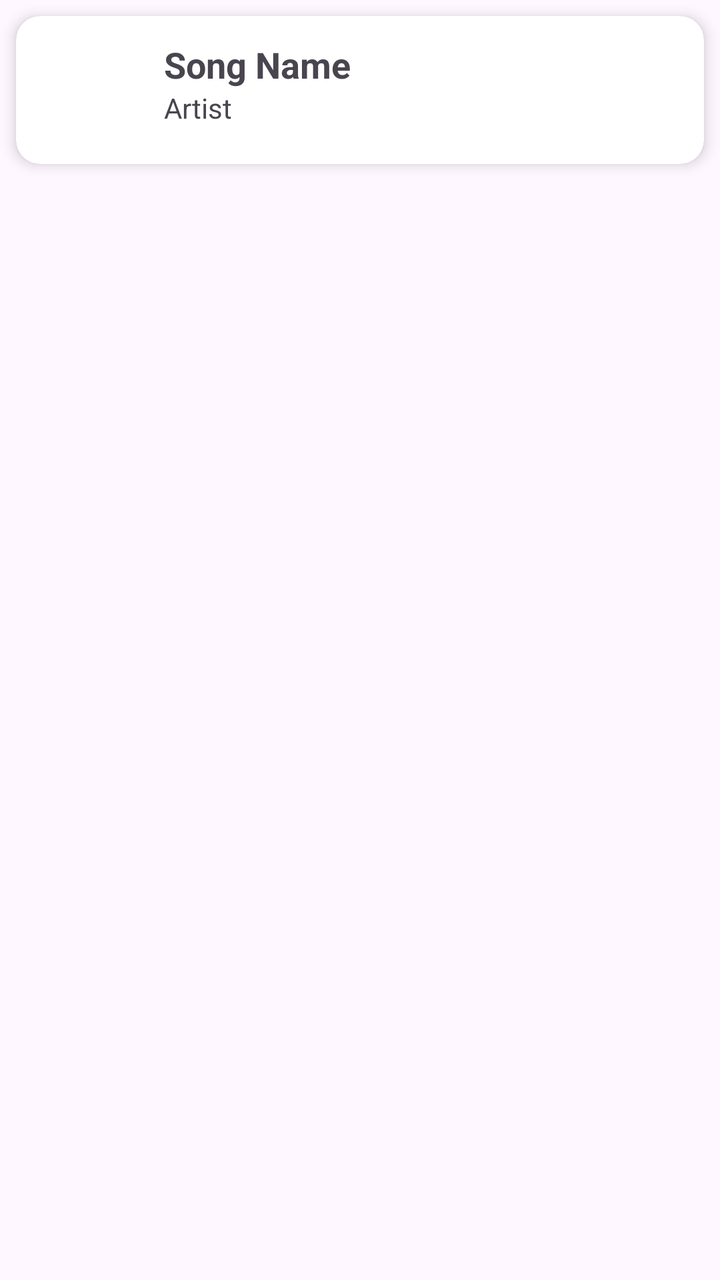
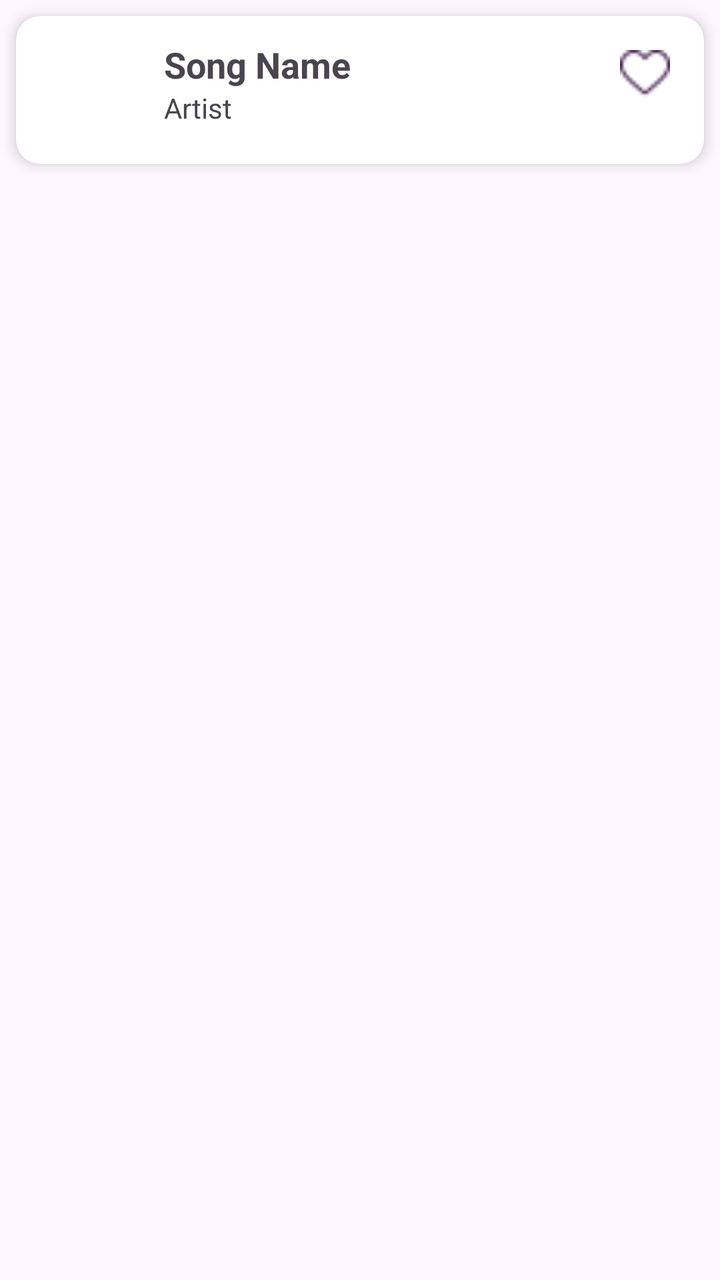

Two renders of the same Android screen: before a commit and after it. Below are the layout's source before the change and the commit's diff.
<!-- AndroidManifest.xml: application theme Theme.MyApplication -->
<!-- res/layout/item_audio.xml -->
<?xml version="1.0" encoding="utf-8"?>
<LinearLayout xmlns:android="http://schemas.android.com/apk/res/android"
    android:layout_width="match_parent"
    android:layout_height="wrap_content"
    xmlns:app="http://schemas.android.com/apk/res-auto"
    android:orientation="vertical">
    <androidx.cardview.widget.CardView

        android:layout_width="match_parent"
        android:layout_height="wrap_content"
        android:layout_margin="8dp"
        app:cardCornerRadius="12dp"
        app:cardElevation="4dp">

        <LinearLayout
            android:layout_width="match_parent"
            android:layout_height="wrap_content"
            android:orientation="horizontal"
            android:padding="12dp">

            <ImageView
                android:id="@+id/audioIcon"
                android:layout_width="50dp"
                android:layout_height="50dp"
                android:contentDescription="Audio" />

            <LinearLayout
                android:layout_width="0dp"
                android:layout_height="wrap_content"
                android:layout_weight="1"
                android:orientation="vertical"
                android:layout_marginStart="12dp">

                <TextView
                    android:id="@+id/audioTitle"
                    android:layout_width="match_parent"
                    android:layout_height="wrap_content"
                    android:text="Song Name"
                    android:textSize="18sp"
                    android:textStyle="bold" />

                <TextView
                    android:id="@+id/audioArtist"
                    android:layout_width="match_parent"
                    android:layout_height="wrap_content"
                    android:text="Artist"
                    android:textSize="14sp" />

            </LinearLayout>

        </LinearLayout>

    </androidx.cardview.widget.CardView>

</LinearLayout>
<!-- resources referenced by this layout -->
<resources>
  <style name="Theme.MyApplication" parent="Base.Theme.MyApplication" />
  <style name="Base.Theme.MyApplication" parent="Theme.Material3.DayNight.NoActionBar">
          
          
      </style>
</resources>

<!-- the commit's change to res/layout/item_audio.xml (unified diff, before → after) -->
@@ -46,7 +46,15 @@
                     android:text="Artist"
                     android:textSize="14sp" />
 
+
             </LinearLayout>
+            <ImageView
+                android:id="@+id/favoriteButton"
+                android:layout_width="35dp"
+                android:layout_height="35dp"
+                android:padding="5dp"
+                android:src="@drawable/heart"
+                android:contentDescription="Favorite" />
 
         </LinearLayout>
 
<!-- resource entries referenced after the edit -->
@@ -1,5 +1,6 @@
 <!-- resources referenced by this layout -->
 <resources>
+  <!-- drawable heart: png bitmap (drawable, 619 bytes) -->
   <style name="Theme.MyApplication" parent="Base.Theme.MyApplication" />
   <style name="Base.Theme.MyApplication" parent="Theme.Material3.DayNight.NoActionBar">
           
